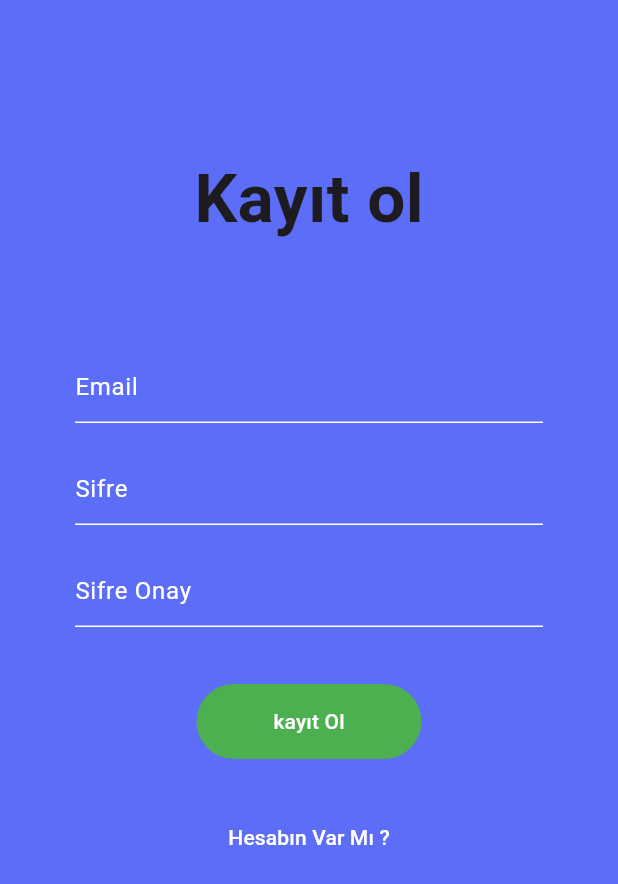
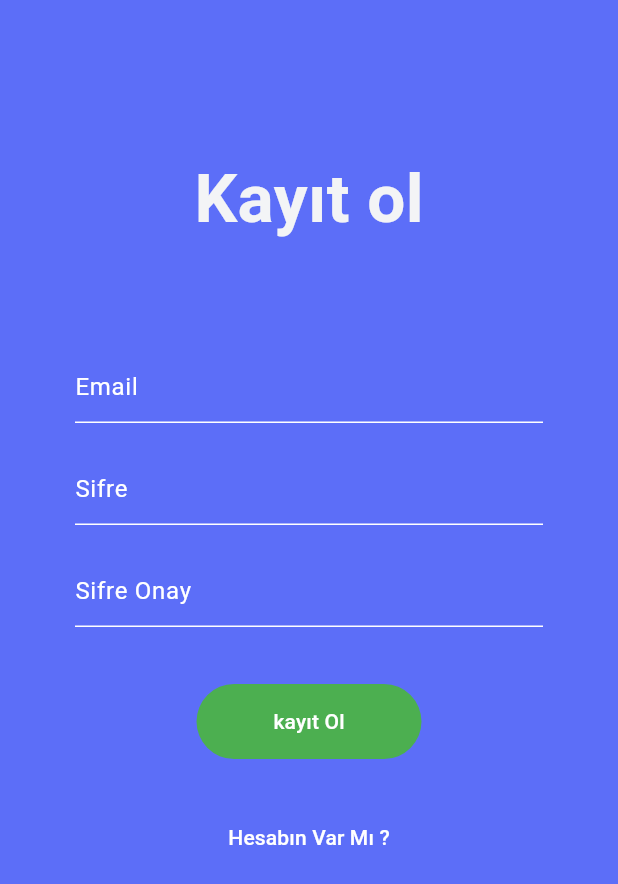
Before and after one commit to emirhnernsatr/To-Do-List, a Flutter app: the RegisterScreen screen opened directly, on a phone screen of 412 x 824 dp. Shown: the top 884 px of the screen. Run offline on Flutter 3.47's test engine with Material 3 defaults, Android fonts, the phone set to English and light mode, and no system bars; our stand-ins replace cloud_firestore, firebase_auth, firebase_core, flutter_bloc, shared_preferences; accounts and stored records are empty; network calls fail.

Commit message:
register screen = cursorColor

```diff
--- a/lib/screens/register_screen.dart
+++ b/lib/screens/register_screen.dart
@@ -118,6 +118,7 @@ class _RegisterScreenState extends State<RegisterScreen> {
     return TextField(
       controller: _passwordConfirmController,
       decoration: customInputDecoration('Sifre Onay'),
+      cursorColor: AppColors.white,
       obscureText: true,
     );
   }
@@ -126,6 +127,7 @@ class _RegisterScreenState extends State<RegisterScreen> {
     return TextField(
       controller: _passwordController,
       decoration: customInputDecoration('Sifre'),
+      cursorColor: AppColors.white,
       obscureText: true,
     );
   }
@@ -134,6 +136,7 @@ class _RegisterScreenState extends State<RegisterScreen> {
     return TextField(
       controller: _emailController,
       decoration: customInputDecoration('Email'),
+      cursorColor: AppColors.white,
     );
   }
 
--- a/lib/widgets/task_item.dart
+++ b/lib/widgets/task_item.dart
@@ -44,7 +44,11 @@ class AppText {
 
   static Widget RegisterText = Text(
     "Kayıt ol",
-    style: TextStyle(fontSize: 45, fontWeight: FontWeight.bold),
+    style: TextStyle(
+      color: AppColors.whitecolor,
+      fontSize: 45,
+      fontWeight: FontWeight.bold,
+    ),
   );
 
   static Widget AccountPromptText = Text(
```
